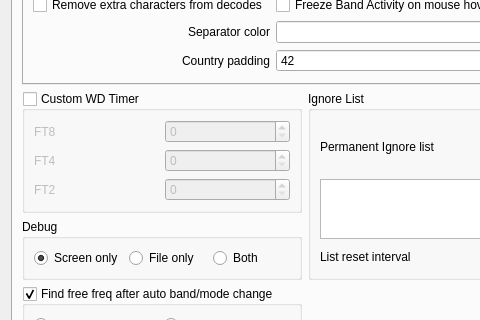
Qt form Configuration.ui (SpudGunMan/WSJT-Zed) before a commit; both pictures show x 0 to 480 and y 259 to 579 of the 760 by 727 pixel window.
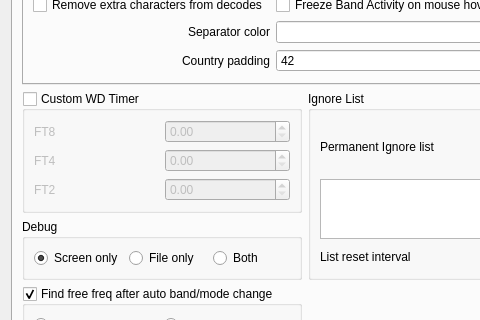
The same form after that commit. Custom widgets are drawn as their Qt base class.

```diff
--- a/Configuration.ui
+++ b/Configuration.ui
@@ -3946,7 +3946,14 @@
            </widget>
           </item>
           <item row="0" column="1">
-           <widget class="QSpinBox" name="sb_WD_FT8"/>
+           <widget class="QDoubleSpinBox" name="sb_WD_FT8">
+            <property name="decimals">
+             <number>2</number>
+            </property>
+            <property name="singleStep">
+             <double>0.250000000000000</double>
+            </property>
+           </widget>
           </item>
           <item row="0" column="0">
            <widget class="QLabel" name="label_16">
@@ -3956,7 +3963,14 @@
            </widget>
           </item>
           <item row="1" column="1">
-           <widget class="QSpinBox" name="sb_WD_FT4"/>
+           <widget class="QDoubleSpinBox" name="sb_WD_FT4">
+            <property name="decimals">
+             <number>2</number>
+            </property>
+            <property name="singleStep">
+             <double>0.250000000000000</double>
+            </property>
+           </widget>
           </item>
           <item row="2" column="0">
            <widget class="QLabel" name="label_WD_FT2">
@@ -3966,7 +3980,14 @@
            </widget>
           </item>
           <item row="2" column="1">
-           <widget class="QSpinBox" name="sb_WD_FT2"/>
+           <widget class="QDoubleSpinBox" name="sb_WD_FT2">
+            <property name="decimals">
+             <number>2</number>
+            </property>
+            <property name="singleStep">
+             <double>0.250000000000000</double>
+            </property>
+           </widget>
           </item>
          </layout>
         </widget>
```
